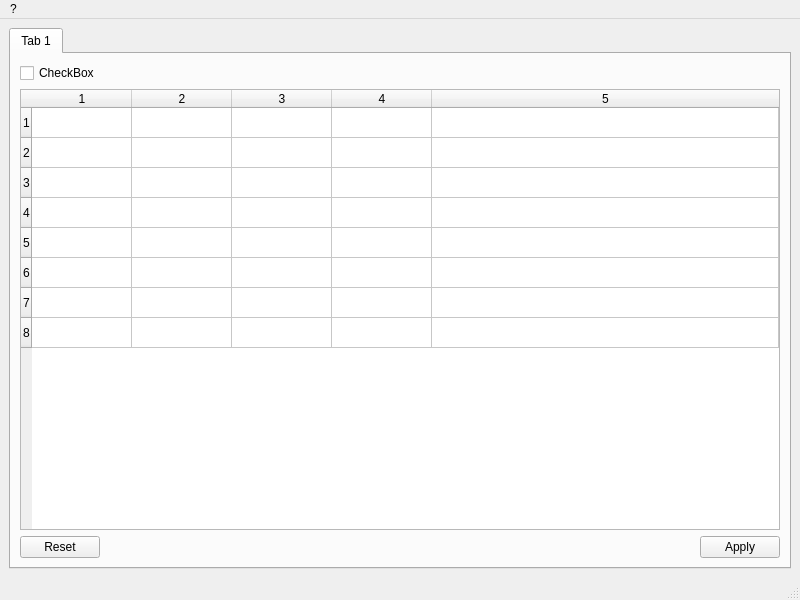
First picture: the form in MainWindow.ui, repository nanodario/vb-ant, before the edit.
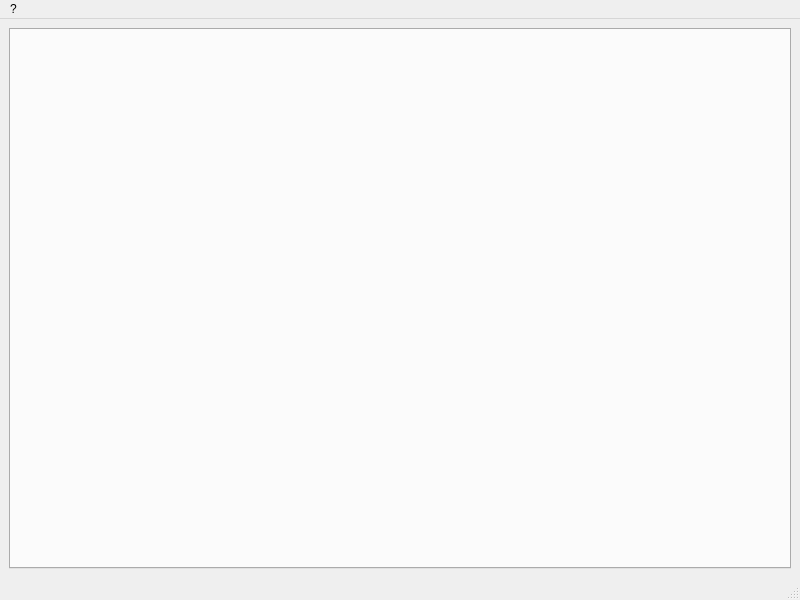
Second picture: the form after the edit.

Commit message: Fix a IfacesTable + aggiunta SLOT buttonBox

```diff
--- a/MainWindow.ui
+++ b/MainWindow.ui
@@ -20,62 +20,6 @@
       <property name="currentIndex">
        <number>0</number>
       </property>
-      <widget class="QWidget" name="tab">
-       <attribute name="title">
-        <string>Tab 1</string>
-       </attribute>
-       <layout class="QVBoxLayout" name="verticalLayout_2">
-        <item>
-         <widget class="QCheckBox" name="vm_enabled">
-          <property name="text">
-           <string>CheckBox</string>
-          </property>
-         </widget>
-        </item>
-        <item>
-         <widget class="QTableWidget" name="iface_table">
-          <property name="rowCount">
-           <number>8</number>
-          </property>
-          <property name="columnCount">
-           <number>5</number>
-          </property>
-          <attribute name="horizontalHeaderVisible">
-           <bool>true</bool>
-          </attribute>
-          <attribute name="horizontalHeaderStretchLastSection">
-           <bool>true</bool>
-          </attribute>
-          <attribute name="verticalHeaderStretchLastSection">
-           <bool>false</bool>
-          </attribute>
-          <row/>
-          <row/>
-          <row/>
-          <row/>
-          <row/>
-          <row/>
-          <row/>
-          <row/>
-          <column/>
-          <column/>
-          <column/>
-          <column/>
-          <column/>
-         </widget>
-        </item>
-        <item>
-         <widget class="QDialogButtonBox" name="buttonBox">
-          <property name="standardButtons">
-           <set>QDialogButtonBox::Apply|QDialogButtonBox::Reset</set>
-          </property>
-          <property name="centerButtons">
-           <bool>false</bool>
-          </property>
-         </widget>
-        </item>
-       </layout>
-      </widget>
      </widget>
     </item>
    </layout>
```
Left out of the diff: 37 changed lines with no effect on the pictures. The commit also changes 4 other files.
